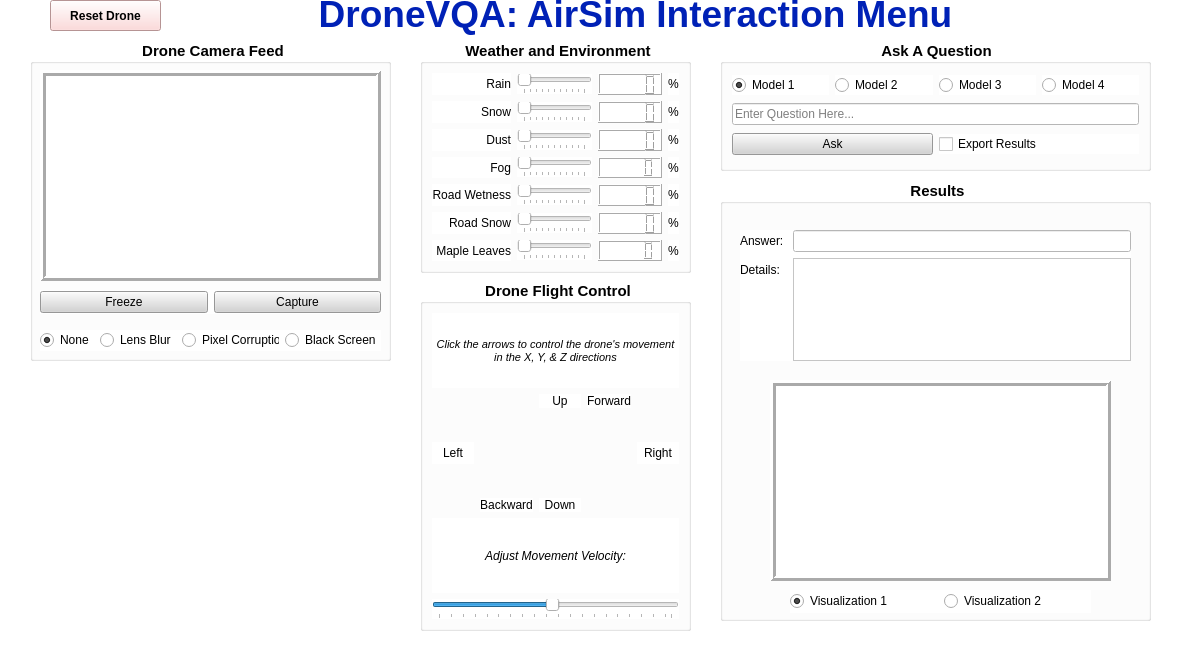
This is Application/Bin/VQAInteractionScreen.ui in jenniferolenchak/DroneVQA as Qt 5 draws it before an edit. The edited form follows.
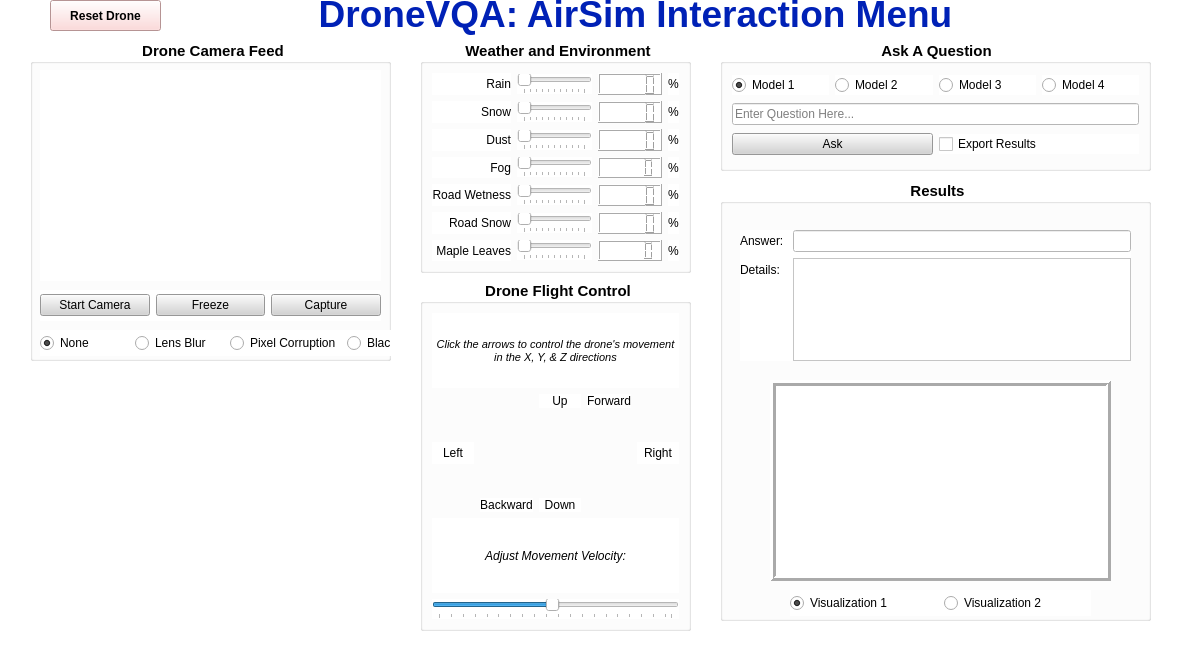
This is the edited form. Icons and pictures are not drawn.

Commit message: Implement Live Drone Feed to GUI

Patch:
```diff
--- a/Application/Bin/VQAInteractionScreen.ui
+++ b/Application/Bin/VQAInteractionScreen.ui
@@ -690,32 +690,13 @@
    <property name="alignment">
     <set>Qt::AlignCenter</set>
    </property>
-   <widget class="QFrame" name="frame_DroneCameraFeed">
-    <property name="geometry">
-     <rect>
-      <x>10</x>
-      <y>30</y>
-      <width>341</width>
-      <height>211</height>
-     </rect>
-    </property>
-    <property name="frameShape">
-     <enum>QFrame::Box</enum>
-    </property>
-    <property name="frameShadow">
-     <enum>QFrame::Raised</enum>
-    </property>
-    <property name="lineWidth">
-     <number>3</number>
-    </property>
-   </widget>
    <widget class="QWidget" name="horizontalLayoutWidget_2">
     <property name="geometry">
      <rect>
       <x>10</x>
       <y>290</y>
-      <width>341</width>
-      <height>21</height>
+      <width>403</width>
+      <height>26</height>
      </rect>
     </property>
     <layout class="QHBoxLayout" name="horizontalLayout_CameraEffects">
@@ -758,10 +739,24 @@
       <x>10</x>
       <y>250</y>
       <width>341</width>
-      <height>24</height>
+      <height>31</height>
      </rect>
     </property>
     <layout class="QHBoxLayout" name="horizontalLayout_3">
+     <item>
+      <widget class="QPushButton" name="pushButton_StartCamera">
+       <property name="styleSheet">
+        <string notr="true">background-color: lightgrey;</string>
+       </property>
+       <property name="text">
+        <string>Start Camera</string>
+       </property>
+       <property name="icon">
+        <iconset theme="media-playback-pause">
+         <normaloff>.</normaloff>.</iconset>
+       </property>
+      </widget>
+     </item>
      <item>
       <widget class="QPushButton" name="pushButton_FreezeFeed">
        <property name="styleSheet">
@@ -788,6 +783,28 @@
      </item>
     </layout>
    </widget>
+   <widget class="QLabel" name="label_CameraFeed">
+    <property name="geometry">
+     <rect>
+      <x>10</x>
+      <y>30</y>
+      <width>341</width>
+      <height>211</height>
+     </rect>
+    </property>
+    <property name="frameShape">
+     <enum>QFrame::NoFrame</enum>
+    </property>
+    <property name="frameShadow">
+     <enum>QFrame::Plain</enum>
+    </property>
+    <property name="text">
+     <string/>
+    </property>
+    <property name="pixmap">
+     <pixmap>Images/Logos/logo.png</pixmap>
+    </property>
+   </widget>
   </widget>
   <widget class="QGroupBox" name="groupBox_AskAQuestion">
    <property name="geometry">
@@ -921,7 +938,7 @@
       <x>70</x>
       <y>410</y>
       <width>301</width>
-      <height>23</height>
+      <height>26</height>
      </rect>
     </property>
     <layout class="QHBoxLayout" name="horizontalLayout">
```
The commit also changes 3 other files.
